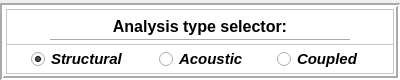
Before: the Qt Designer form data/user_input/ui/Project/analysisFilter.ui in open-pulse/OpenPulse, drawn with Qt 5.
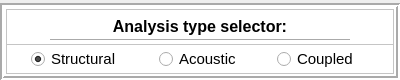
After: the same form once the commit is applied.

Commit message: Structural nodal results for static analysis

```diff
--- a/data/user_input/ui/Project/analysisFilter.ui
+++ b/data/user_input/ui/Project/analysisFilter.ui
@@ -196,11 +196,11 @@
            </property>
            <property name="font">
             <font>
-             <family>Arial</family>
+             <family>MS Shell Dlg 2</family>
              <pointsize>11</pointsize>
-             <weight>75</weight>
-             <italic>true</italic>
-             <bold>true</bold>
+             <weight>50</weight>
+             <italic>false</italic>
+             <bold>false</bold>
             </font>
            </property>
            <property name="text">
@@ -227,11 +227,11 @@
            </property>
            <property name="font">
             <font>
-             <family>Arial</family>
+             <family>MS Shell Dlg 2</family>
              <pointsize>11</pointsize>
-             <weight>75</weight>
-             <italic>true</italic>
-             <bold>true</bold>
+             <weight>50</weight>
+             <italic>false</italic>
+             <bold>false</bold>
             </font>
            </property>
            <property name="text">
@@ -255,11 +255,11 @@
            </property>
            <property name="font">
             <font>
-             <family>Arial</family>
+             <family>MS Shell Dlg 2</family>
              <pointsize>11</pointsize>
-             <weight>75</weight>
-             <italic>true</italic>
-             <bold>true</bold>
+             <weight>50</weight>
+             <italic>false</italic>
+             <bold>false</bold>
             </font>
            </property>
            <property name="text">
```
Left out of the diff: 2 changed lines with no effect on the pictures. The commit also changes 46 other files.
